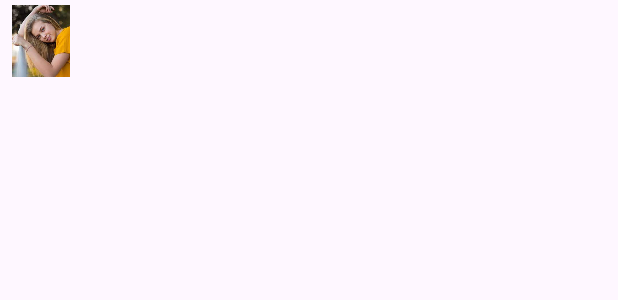
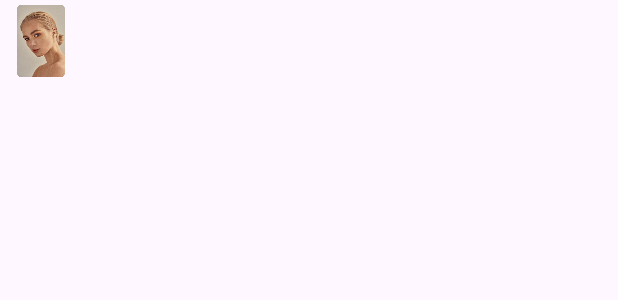
Before and after one commit to Huzaifa-073/datingapp, an Android app: the layout messages_layout.xml on its own in the app's theme, with its tools: preview values and no code run, on a phone screen of 412 x 824 dp. Shown: the top 300 px of the screen. Run offline under Robolectric (Android 15) with nearby library versions, the phone set to English and light mode, and no system bars.

Commit message:
Third Commit.

```diff
--- a/app/src/main/res/layout/fragment_profile_info.xml
+++ b/app/src/main/res/layout/fragment_profile_info.xml
@@ -11,7 +11,7 @@
         android:id="@+id/profileInfoPicture"
         android:layout_height="415dp"
         android:layout_width="0dp"
-        android:src="@drawable/profileInfoPicture"
+        android:src="@drawable/profileinfopicture"
         app:layout_constraintEnd_toEndOf="parent"
         app:layout_constraintHorizontal_bias="0.5"
         app:layout_constraintStart_toStartOf="parent"
@@ -58,7 +58,7 @@
                     android:layout_width="52dp"
                     android:layout_height="52dp"
                     android:layout_marginStart="55dp"
-                    android:src="@drawable/sendButton"
+                    android:src="@drawable/sendbutton"
                     app:layout_constraintBottom_toBottomOf="@+id/occupation"
                     app:layout_constraintStart_toEndOf="@+id/nameAge"
                     app:layout_constraintTop_toTopOf="@+id/nameAge"
@@ -101,7 +101,7 @@
                     android:id="@+id/locationIcon"
                     android:layout_width="61dp"
                     android:layout_height="34dp"
-                    android:src="@drawable/locationIcon"
+                    android:src="@drawable/locationicon"
                     app:layout_constraintBottom_toBottomOf="@+id/location"
                     app:layout_constraintEnd_toEndOf="@+id/sendButton"
                     app:layout_constraintTop_toTopOf="@+id/locationHeading" />
--- a/app/src/main/res/layout/messages_layout.xml
+++ b/app/src/main/res/layout/messages_layout.xml
@@ -5,10 +5,11 @@
     android:layout_height="match_parent">
 
     <ImageView
+        android:id="@+id/imageView8"
         android:layout_width="48dp"
         android:layout_height="48dp"
         android:layout_margin="3dp"
-        android:src="@drawable/girlOne"
+        android:src="@drawable/girl1"
         app:layout_constraintStart_toStartOf="parent"
         app:layout_constraintTop_toTopOf="parent" />
 
```
Also changed, not shown: app/src/main/res/drawable/girlOne.jpg (deleted), app/src/main/res/drawable/locationicon.png (renamed from app/src/main/res/drawable/locationIcon.png), app/src/main/res/drawable/profileinfopicture.png (renamed from app/src/main/res/drawable/profileInfoPicture.png), app/src/main/res/drawable/sendbutton.png (renamed from app/src/main/res/drawable/sendButton.png).
